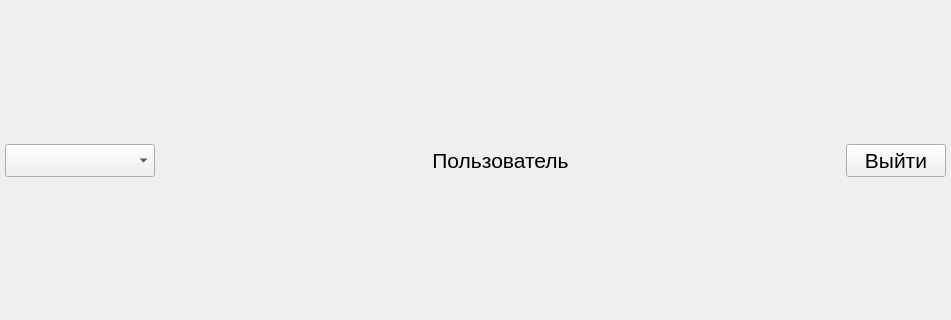
MR-Geri/cinema, file qt/cinema.ui: the form before one commit; both pictures show x 0 to 951 and y 180 to 500 of the 951 by 681 pixel window.
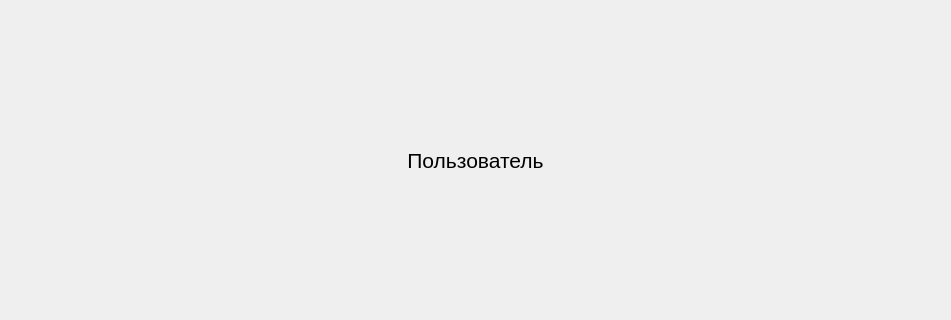
The form after the commit.

Commit message: Правильное наследование

```diff
--- a/qt/cinema.ui
+++ b/qt/cinema.ui
@@ -36,22 +36,13 @@
      <number>5</number>
     </property>
     <item row="0" column="0">
-     <widget class="QComboBox" name="combo_tools">
-      <property name="maximumSize">
-       <size>
-        <width>150</width>
-        <height>16777215</height>
-       </size>
-      </property>
-      <property name="font">
-       <font>
-        <pointsize>16</pointsize>
-       </font>
-      </property>
-     </widget>
-    </item>
-    <item row="0" column="1">
      <widget class="QLabel" name="label_user">
+      <property name="maximumSize">
+       <size>
+        <width>16777215</width>
+        <height>50</height>
+       </size>
+      </property>
       <property name="font">
        <font>
         <pointsize>16</pointsize>
@@ -65,24 +56,6 @@
       </property>
      </widget>
     </item>
-    <item row="0" column="2">
-     <widget class="QPushButton" name="button_exit">
-      <property name="maximumSize">
-       <size>
-        <width>100</width>
-        <height>16777215</height>
-       </size>
-      </property>
-      <property name="font">
-       <font>
-        <pointsize>16</pointsize>
-       </font>
-      </property>
-      <property name="text">
-       <string>Выйти</string>
-      </property>
-     </widget>
-    </item>
    </layout>
   </widget>
  </widget>
```
The commit also changes 2 other files.
